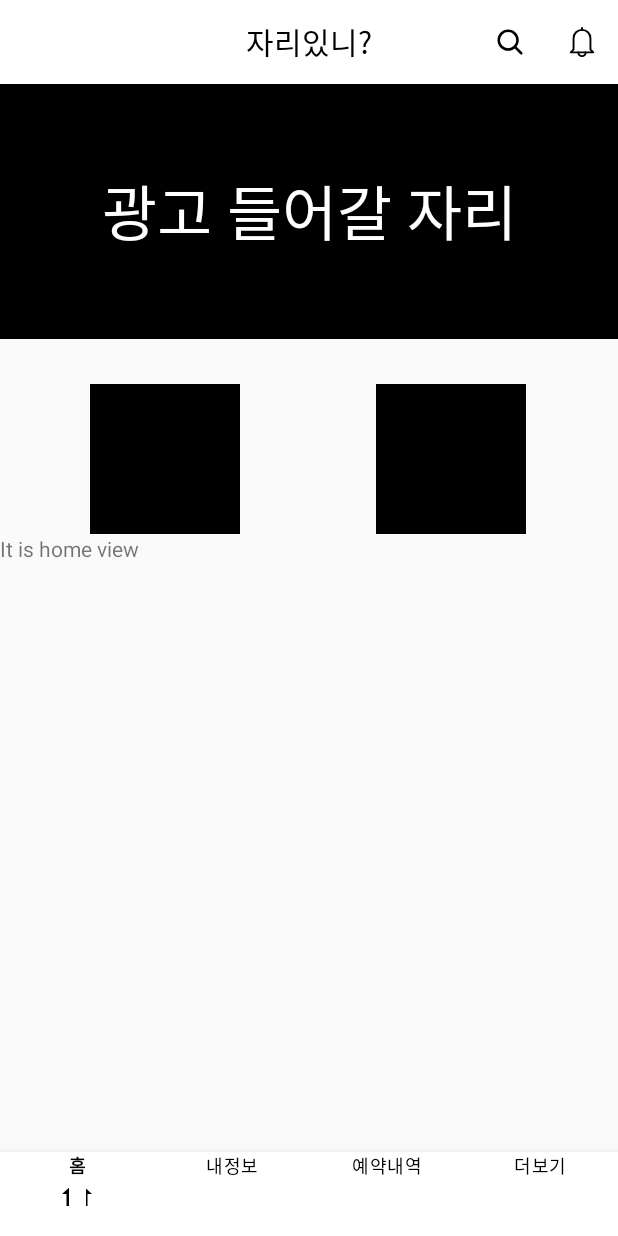
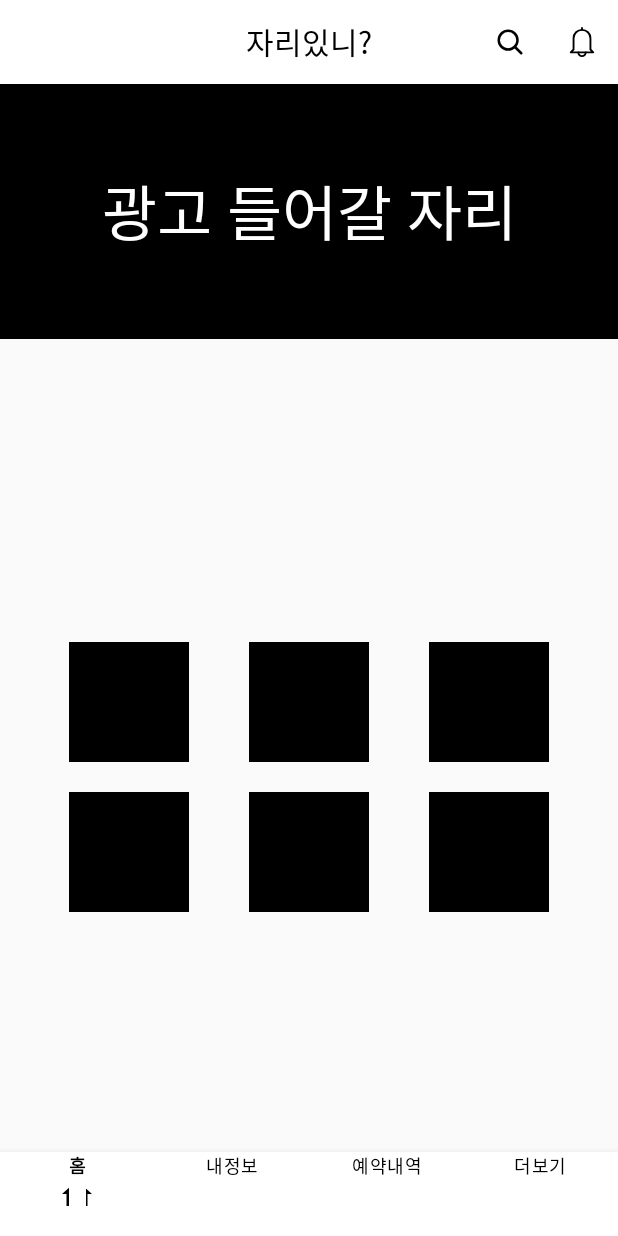
Before and after one commit to LeeJangHee/Jari, an Android app: the screen it shows after launch (MainActivity), on a phone screen of 412 x 824 dp. Run offline under Robolectric (Android 15) with nearby library versions, the phone set to English and light mode, and no system bars.

Commit message:
home view complete

```diff
--- a/app/src/main/res/layout/frag_home.xml
+++ b/app/src/main/res/layout/frag_home.xml
@@ -1,48 +1,125 @@
 <?xml version="1.0" encoding="utf-8"?>
-<LinearLayout
-    xmlns:android="http://schemas.android.com/apk/res/android"
-    xmlns:tools="http://schemas.android.com/tools"
+<androidx.constraintlayout.widget.ConstraintLayout xmlns:android="http://schemas.android.com/apk/res/android"
+    xmlns:app="http://schemas.android.com/apk/res-auto"
     android:layout_width="match_parent"
     android:layout_height="match_parent"
     android:layout_marginTop="?attr/actionBarSize"
     android:orientation="vertical">
 
+
     <TextView
+        android:id="@+id/textView"
         android:layout_width="match_parent"
         android:layout_height="170dp"
+        android:background="#000000"
+        android:gravity="center"
         android:text="광고 들어갈 자리"
         android:textColor="#ffffff"
-        android:gravity="center"
-        android:background="#000000"
-        android:textSize="40dp"/>
+        android:textSize="40sp"
+        app:layout_constraintBottom_toBottomOf="parent"
+        app:layout_constraintEnd_toEndOf="parent"
+        app:layout_constraintHorizontal_bias="0.0"
+        app:layout_constraintStart_toStartOf="parent"
+        app:layout_constraintTop_toTopOf="parent"
+        app:layout_constraintVertical_bias="0.0" />
 
     <LinearLayout
+        android:id="@+id/linearLayout"
         android:layout_width="match_parent"
         android:layout_height="wrap_content"
+        android:layout_gravity="center"
+        android:layout_marginTop="200dp"
+        android:gravity="center"
         android:orientation="horizontal"
-        android:layout_marginTop="30dp"
-        android:layout_marginLeft="60dp"
-        android:layout_marginRight="60dp"
-        android:layout_gravity="center">
+        app:layout_constraintBottom_toBottomOf="@+id/textView"
+        app:layout_constraintEnd_toEndOf="parent"
+        app:layout_constraintHorizontal_bias="0.0"
+        app:layout_constraintStart_toStartOf="parent"
+        app:layout_constraintTop_toTopOf="parent"
+        app:layout_constraintVertical_bias="0.0">
 
-        <TextView
+        <ImageView
             android:layout_width="100dp"
             android:layout_height="100dp"
-            android:background="#000000"
-            android:layout_marginEnd="45dp"/>
+            android:layout_marginEnd="45dp"
+            android:background="#000000" />
 
-        <TextView
+        <ImageView
             android:layout_width="100dp"
             android:layout_height="100dp"
-            android:background="#000000"
-            android:layout_marginStart="45dp"/>
+            android:layout_marginStart="45dp"
+            android:background="#000000" />
     </LinearLayout>
 
-
-    <TextView
+    <TableLayout
+        android:id="@+id/tableLayout"
         android:layout_width="match_parent"
         android:layout_height="wrap_content"
-        android:text="It is home view"
-        tools:ignore="MissingConstraints" />
+        app:layout_constraintBottom_toBottomOf="parent"
+        app:layout_constraintEnd_toEndOf="parent"
+        app:layout_constraintHorizontal_bias="0.0"
+        app:layout_constraintStart_toStartOf="parent"
+        app:layout_constraintTop_toBottomOf="@id/linearLayout"
+        app:layout_constraintVertical_bias="0.63">
 
-</LinearLayout>
+        <TableRow
+            android:layout_width="match_parent"
+            android:layout_height="match_parent"
+            android:gravity="center"
+            android:paddingBottom="10dp">
+
+            <ImageView
+                android:layout_width="80dp"
+                android:layout_height="80dp"
+                android:layout_marginLeft="20dp"
+                android:layout_marginRight="20dp"
+                android:background="#000000" />
+
+            <ImageView
+                android:layout_width="80dp"
+                android:layout_height="80dp"
+                android:layout_marginLeft="20dp"
+                android:layout_marginRight="20dp"
+                android:background="#000000" />
+
+            <ImageView
+                android:layout_width="80dp"
+                android:layout_height="80dp"
+                android:layout_marginLeft="20dp"
+                android:layout_marginRight="20dp"
+                android:background="#000000" />
+
+        </TableRow>
+
+        <TableRow
+            android:layout_width="match_parent"
+            android:layout_height="match_parent"
+            android:gravity="center"
+            android:paddingTop="10dp">
+
+            <ImageView
+                android:layout_width="80dp"
+                android:layout_height="80dp"
+                android:layout_marginLeft="20dp"
+                android:layout_marginRight="20dp"
+                android:background="#000000" />
+
+            <ImageView
+                android:layout_width="80dp"
+                android:layout_height="80dp"
+                android:layout_marginLeft="20dp"
+                android:layout_marginRight="20dp"
+                android:background="#000000" />
+
+            <ImageView
+                android:layout_width="80dp"
+                android:layout_height="80dp"
+                android:layout_marginLeft="20dp"
+                android:layout_marginRight="20dp"
+                android:background="#000000" />
+
+        </TableRow>
+
+    </TableLayout>
+
+</androidx.constraintlayout.widget.ConstraintLayout>
```
